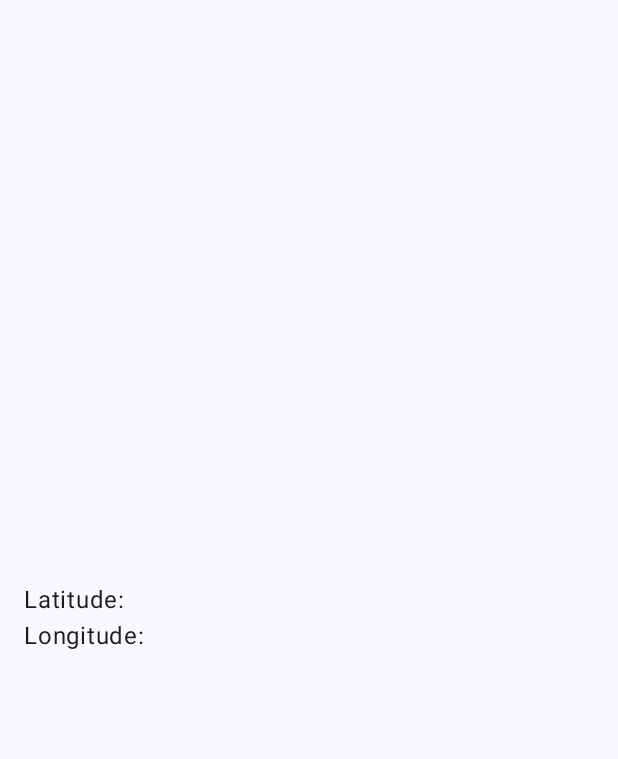
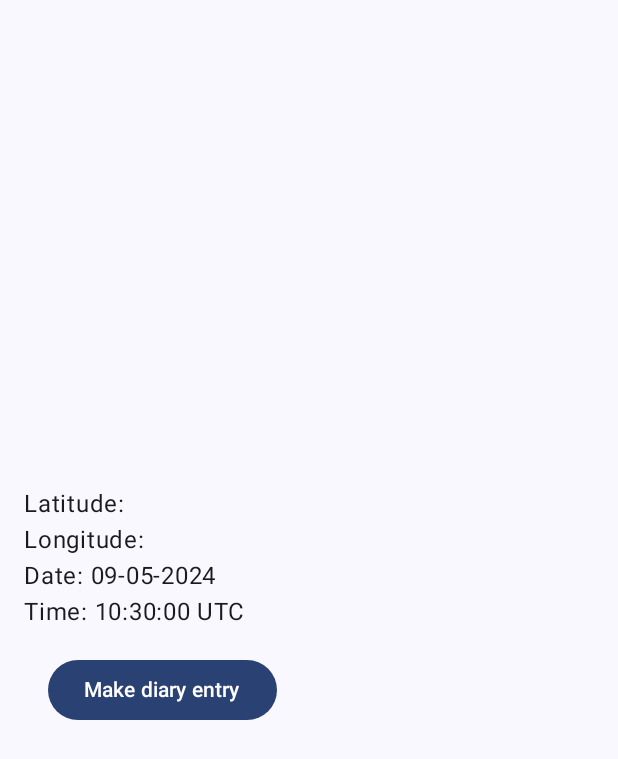
Before and after one commit to juinmonospace/AndroidApp, an Android app built with Jetpack Compose: the screen it shows after launch (MainActivity), on a phone screen of 412 x 824 dp. Before the commit the part shown is almost empty. Shown: the top 759 px of the screen. Run offline under Robolectric (Android 15) with nearby library versions, the phone set to English and light mode, and no system bars.

Commit message:
display current date and time

```diff
--- a/app/src/main/java/com/example/myapplication/MainActivity.kt
+++ b/app/src/main/java/com/example/myapplication/MainActivity.kt
@@ -4,6 +4,7 @@ import android.Manifest
 import android.content.Context
 import android.content.Intent
 import android.content.pm.PackageManager
+import android.location.Geocoder
 import android.location.Location
 import android.location.LocationManager
 import android.os.Bundle
@@ -12,6 +13,7 @@ import android.util.Log
 import android.widget.Toast
 import androidx.activity.ComponentActivity
 import androidx.activity.compose.setContent
+import androidx.appcompat.app.AppCompatActivity
 import androidx.compose.foundation.background
 import androidx.compose.foundation.border
 import androidx.compose.foundation.layout.Arrangement
@@ -22,37 +24,39 @@ import androidx.compose.foundation.layout.FlowColumn
 import androidx.compose.foundation.layout.Row
 import androidx.compose.foundation.layout.fillMaxSize
 import androidx.compose.foundation.layout.height
+import androidx.compose.foundation.layout.padding
+import androidx.compose.foundation.layout.size
+import androidx.compose.foundation.layout.width
+import androidx.compose.foundation.shape.CircleShape
+import androidx.compose.foundation.shape.RoundedCornerShape
 import androidx.compose.material3.Button
 import androidx.compose.material3.MaterialTheme
 import androidx.compose.material3.Surface
 import androidx.compose.material3.Text
 import androidx.compose.runtime.Composable
+import androidx.compose.runtime.getValue
 import androidx.compose.runtime.mutableStateOf
+import androidx.compose.runtime.remember
+import androidx.compose.runtime.setValue
+import androidx.compose.ui.Alignment
 import androidx.compose.ui.Modifier
+import androidx.compose.ui.draw.clip
+import androidx.compose.ui.graphics.Color
+import androidx.compose.ui.text.font.FontWeight
+import androidx.compose.ui.text.style.TextAlign
 import androidx.compose.ui.tooling.preview.Preview
-import com.example.myapplication.ui.theme.MyApplicationTheme
+import androidx.compose.ui.unit.Dp
 import androidx.compose.ui.unit.dp
-import androidx.compose.foundation.layout.padding
-import androidx.compose.foundation.layout.size
-import androidx.compose.foundation.layout.width
-import androidx.compose.foundation.shape.CircleShape
-import androidx.compose.foundation.shape.RoundedCornerShape
-import androidx.compose.runtime.getValue
-import androidx.compose.runtime.remember
-import androidx.compose.ui.graphics.Color
-import androidx.compose.ui.Alignment
-import androidx.compose.ui.text.style.TextAlign
-import androidx.compose.runtime.setValue
-import androidx.compose.ui.draw.clip
-import androidx.compose.ui.text.font.FontWeight
-import androidx.compose.ui.unit.Dp
 import androidx.compose.ui.unit.sp
 import androidx.core.app.ActivityCompat
+import com.example.myapplication.ui.theme.MyApplicationTheme
 import com.google.android.gms.location.FusedLocationProviderClient
 import com.google.android.gms.location.LocationServices
+import java.util.Calendar
+import java.util.Locale
+import java.text.SimpleDateFormat
+import java.util.Date
 import kotlin.random.Random
-import android.location.Geocoder
-import java.util.Locale
 
 
 class MainActivity : ComponentActivity() {
@@ -86,7 +90,17 @@ class MainActivity : ComponentActivity() {
                         //display data from gps
                         Text("Latitude: $latitude")
                         Text("Longitude: $longitude")
+                        Text(getTimeAndDate())
                         //Text("Address: $address")
+                        if (latitude != null){
+                            Button(
+                                onClick = { /*TODO*/ }, // navigate to new page/write note
+                                modifier = Modifier.padding(16.dp),
+                                shape = CircleShape
+                            ){
+                                Text("Make diary entry")
+                            }
+                        }
                     }
                 }
             }
@@ -99,7 +113,12 @@ class MainActivity : ComponentActivity() {
         }
     }
 
-
+// Get current date and time to display
+    private fun getTimeAndDate(): String{
+        val currentDate = SimpleDateFormat("'Date: 'dd-MM-yyyy '\nTime: 'HH:mm:ss z")
+        val currentDateAndTime = currentDate.format(Date())
+        return currentDateAndTime.toString()
+    }
 
     private fun checkAndRequestPermissions(
         setLatitude: (String) -> Unit,
@@ -174,7 +193,6 @@ class MainActivity : ComponentActivity() {
 
     }
 
-    //private fun getCurrentTime()
 
     // get address (city, country) based on current location
     fun getAddressLocation( latitude: Double, longitude: Double,setAddress: (String) -> Unit){
```
